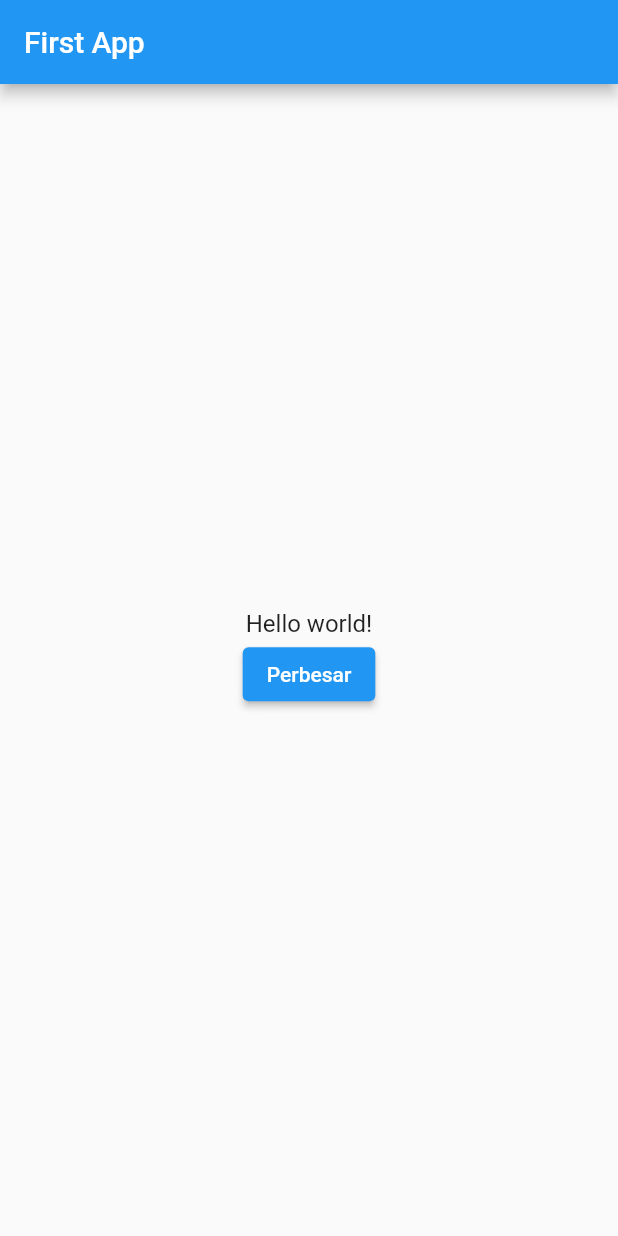
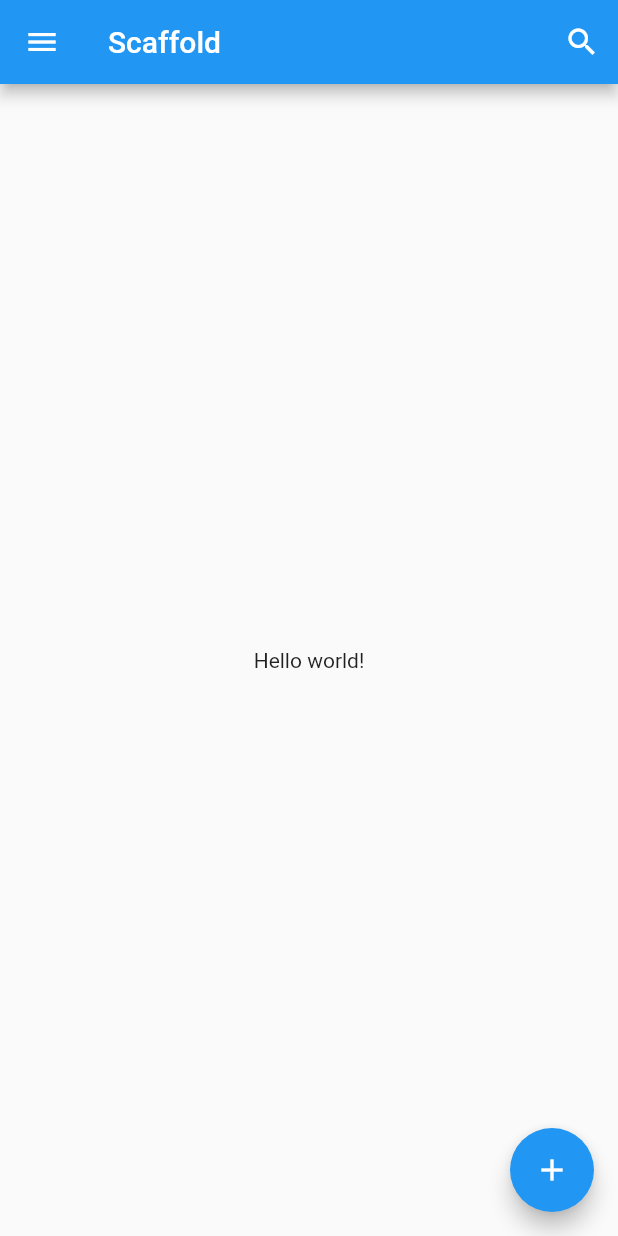
Before and after one commit to wahidabd/belajar-flutter-pemula, a Flutter app: the screen it shows after launch, on a phone screen of 412 x 824 dp. Run offline on Flutter 3.47's test engine with Material 2 defaults, Android fonts, the phone set to English and light mode, and no system bars.

Commit message:
scaffold

```diff
--- a/lib/main.dart
+++ b/lib/main.dart
@@ -1,4 +1,5 @@
 import 'package:flutter/material.dart';
+import 'package:flutterfirtsapp/scaffold.dart';
 
 void main(){
   runApp(MyApp());
@@ -12,72 +13,7 @@ class MyApp extends StatelessWidget{
       theme: ThemeData(
         primarySwatch: Colors.blue,
       ),
-      home: Scaffold(
-        appBar: AppBar(
-          title: Text('First App'),
-        ),
-        body: Center(
-          child: BiggerText(
-            text: 'Hello world!',
-          )
-        ),
-      ),
+      home: FirstScreen(),
     );
   }
 }
-
-// StatefulWidget
-class BiggerText extends StatefulWidget{
-  final String text;
-
-  const BiggerText({required this.text});
-
-  @override
-  _BiggerTextState createState() => _BiggerTextState();
-
-}
-
-class _BiggerTextState extends State<BiggerText>{
-  double _textSize = 16.0;
-
-  @override
-  Widget build(BuildContext context) {
-    return Column(
-      mainAxisAlignment: MainAxisAlignment.center,
-      children: [
-        Text(
-          widget.text,
-          style: TextStyle(fontSize: _textSize)
-        ),
-        ElevatedButton(
-            child: Text('Perbesar'),
-            onPressed: () {
-              setState(() {
-                _textSize = 32.0;
-              });
-            }
-        )
-      ],
-    );
-  }
-}
-
-// StatelessWidget
-class Heading extends StatelessWidget{
-
-  final String text;
-
-  Heading({required this.text});
-
-  @override
-  Widget build(BuildContext context) {
-    return Text(
-      text,
-      style: TextStyle(
-        fontSize: 24.0,
-        fontWeight: FontWeight.bold,
-      ),
-    );
-  }
-
-}
--- /dev/null
+++ b/lib/scaffold.dart
@@ -0,0 +1,37 @@
+import 'package:flutter/material.dart';
+
+class FirstScreen extends StatelessWidget{
+  @override
+  Widget build(BuildContext context) {
+    return Scaffold(
+      appBar: AppBar(
+        leading: IconButton(
+          icon: const Icon(
+            Icons.menu,
+            color: Colors.white,
+          ),
+          onPressed: () {},
+        ),
+        title: Text('Scaffold'),
+        actions: [
+          IconButton(
+            icon: const Icon(
+              Icons.search,
+              color: Colors.white,
+            ),
+            onPressed: () {},
+          )
+        ],
+      ),
+
+      body: Center(
+        child: Text('Hello world!'),
+      ),
+
+      floatingActionButton: FloatingActionButton(
+        child: Icon(Icons.add),
+        onPressed: () {},
+      ),
+    );
+  }
+}
```
Also changed, not shown: lib/state.dart (added, +57 -0 lines).
